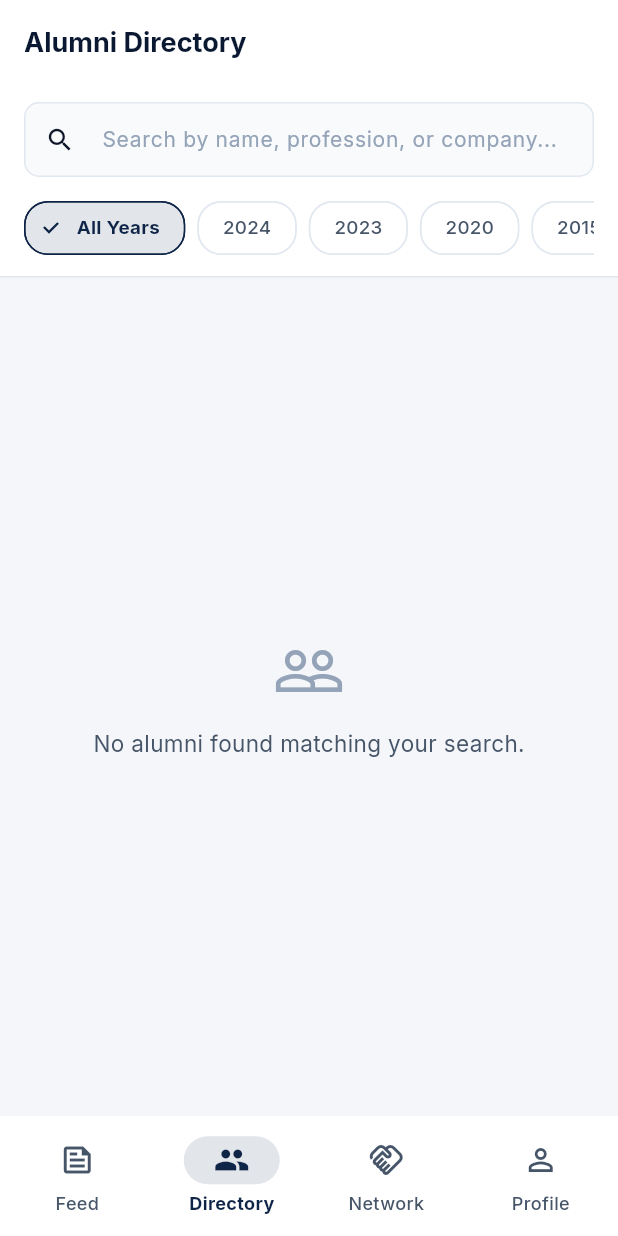
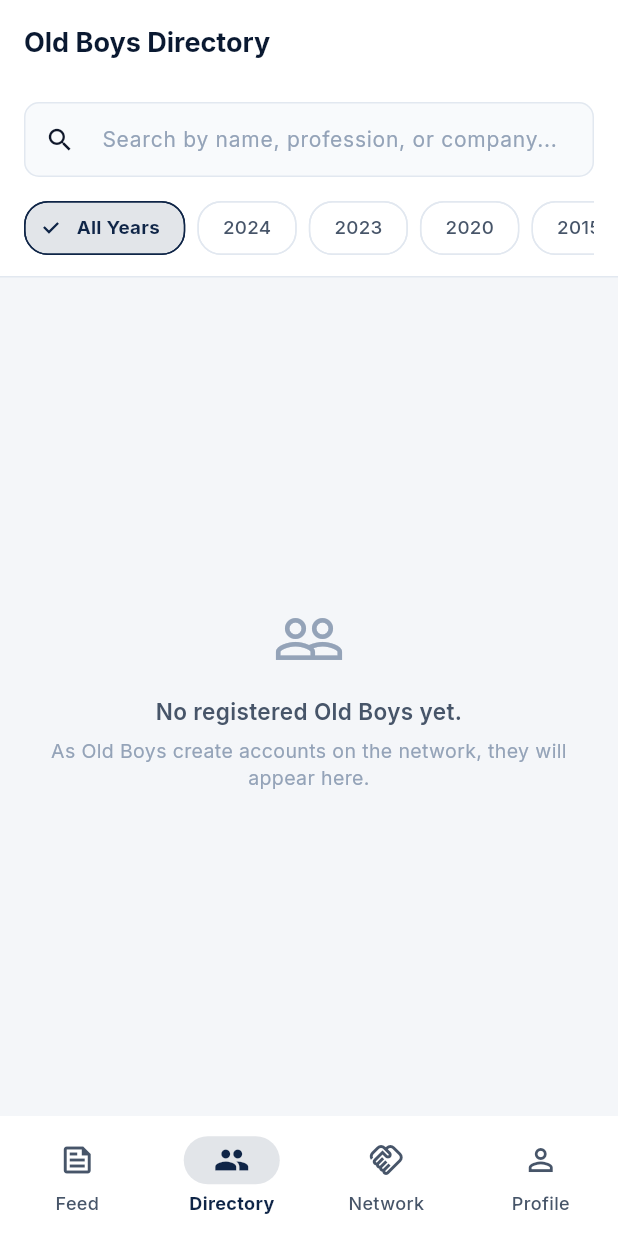
Before and after one commit to WaitakiOldBoysNetwork/WaitakiOldBoysNetworkFrontend, a Flutter app: the screen it shows once a user with an empty profile is signed in, item 2 of the bottom bar chosen, on a phone screen of 412 x 824 dp. Run offline on Flutter 3.47's test engine with Material 3 defaults, Android fonts, the phone set to English and light mode, and no system bars; our stand-ins replace cached_network_image, google_fonts, image_picker, shared_preferences, supabase_flutter; accounts and stored records are empty; network calls fail.

Commit message:
feat: implement core UI screens, services, and Supabase auth setup for frontend

```diff
--- a/lib/main.dart
+++ b/lib/main.dart
@@ -9,11 +9,11 @@ void main() async {
   // Initialize Supabase if configured via env, file, or preferences
   await SupabaseService.initialize();
 
-  runApp(const WaitakiAlumniApp());
+  runApp(const WaitakiOldBoysApp());
 }
 
-class WaitakiAlumniApp extends StatelessWidget {
-  const WaitakiAlumniApp({super.key});
+class WaitakiOldBoysApp extends StatelessWidget {
+  const WaitakiOldBoysApp({super.key});
 
   @override
   Widget build(BuildContext context) {
@@ -25,3 +25,6 @@ class WaitakiAlumniApp extends StatelessWidget {
     );
   }
 }
+
+/// Backward compatibility alias
+typedef WaitakiAlumniApp = WaitakiOldBoysApp;
--- a/lib/models/profile.dart
+++ b/lib/models/profile.dart
@@ -24,7 +24,7 @@ class Profile {
   String get fullName {
     final first = (firstName ?? '').trim();
     final last = (lastName ?? '').trim();
-    if (first.isEmpty && last.isEmpty) return 'Alumni Member';
+    if (first.isEmpty && last.isEmpty) return 'Old Boy';
     if (first.isEmpty) return last;
     if (last.isEmpty) return first;
     return '$first $last';
@@ -36,21 +36,52 @@ class Profile {
     String result = '';
     if (first.isNotEmpty) result += first[0].toUpperCase();
     if (last.isNotEmpty) result += last[0].toUpperCase();
-    if (result.isEmpty) return 'WB';
+    if (result.isEmpty) return 'OB';
     return result;
   }
 
   factory Profile.fromJson(Map<String, dynamic> json) {
+    String? fName = json['first_name']?.toString();
+    String? lName = json['last_name']?.toString();
+
+    // Fallback if imported record has combined 'Name'
+    if ((fName == null || fName.trim().isEmpty) &&
+        (lName == null || lName.trim().isEmpty) &&
+        json['Name'] != null) {
+      final nameStr = json['Name'].toString().trim();
+      final parts = nameStr.split(RegExp(r'\s+'));
+      if (parts.isNotEmpty) {
+        fName = parts.first;
+        if (parts.length > 1) {
+          lName = parts.sublist(1).join(' ');
+        }
+      }
+    }
+
+    final grad = json['grad_year'] != null
+        ? int.tryParse(json['grad_year'].toString())
+        : (json['Year left School'] != null
+            ? int.tryParse(json['Year left School'].toString())
+            : null);
+
+    final rawCity = json['city']?.toString();
+    final cityVal = (rawCity != null && rawCity.isNotEmpty)
+        ? rawCity
+        : json['Region']?.toString();
+
+    final rawHeadline = json['headline']?.toString();
+    final headlineVal = (rawHeadline != null && rawHeadline.isNotEmpty)
+        ? rawHeadline
+        : json['What are you up to']?.toString();
+
     return Profile(
       id: (json['id'] ?? json['user_id'] ?? '').toString(),
       userId: json['user_id']?.toString(),
-      firstName: json['first_name']?.toString(),
-      lastName: json['last_name']?.toString(),
-      headline: json['headline']?.toString(),
-      gradYear: json['grad_year'] != null
-          ? int.tryParse(json['grad_year'].toString())
-          : null,
-      city: json['city']?.toString(),
+      firstName: fName,
+      lastName: lName,
+      headline: headlineVal,
+      gradYear: grad,
+      city: cityVal,
       avatarUrl: json['avatar_url']?.toString(),
       createdAt: json['created_at'] != null
           ? DateTime.tryParse(json['created_at'].toString())
--- a/lib/screens/auth/auth_screen.dart
+++ b/lib/screens/auth/auth_screen.dart
@@ -168,7 +168,7 @@ class _AuthScreenState extends State<AuthScreen> {
                       ),
                       const SizedBox(height: 4),
                       Text(
-                        'Alumni Network • Cultores Mentium',
+                        'Old Boys Network • Cultores Mentium',
                         textAlign: TextAlign.center,
                         style: TextStyle(
                           fontSize: 13,
@@ -320,8 +320,9 @@ class _AuthScreenState extends State<AuthScreen> {
                           ),
                           validator: (v) {
                             if (!_isSignUp) return null;
-                            if (v == null || v.trim().isEmpty)
+                            if (v == null || v.trim().isEmpty) {
                               return 'Required';
+                            }
                             final parsed = int.tryParse(v);
                             if (parsed == null ||
                                 parsed < 1920 ||
@@ -343,8 +344,9 @@ class _AuthScreenState extends State<AuthScreen> {
                           prefixIcon: Icon(Icons.mail_outline, size: 20),
                         ),
                         validator: (v) {
-                          if (v == null || v.trim().isEmpty)
+                          if (v == null || v.trim().isEmpty) {
                             return 'Email is required';
+                          }
                           if (!v.contains('@') || !v.contains('.')) {
                             return 'Enter a valid email';
                           }
@@ -374,8 +376,9 @@ class _AuthScreenState extends State<AuthScreen> {
                           ),
                         ),
                         validator: (v) {
-                          if (v == null || v.isEmpty)
+                          if (v == null || v.isEmpty) {
                             return 'Password is required';
+                          }
                           if (_isSignUp && v.length < 6) {
                             return 'Password must be at least 6 characters';
                           }
@@ -423,7 +426,7 @@ class _AuthScreenState extends State<AuthScreen> {
                       Text(
                         _isSignUp
                             ? 'Your email will be auto-matched with pre-registered Waitaki Old Boys records.'
-                            : 'Exclusively for alumni and staff of Waitaki Boys\' High School.',
+                            : 'Exclusively for Old Boys and staff of Waitaki Boys\' High School.',
                         textAlign: TextAlign.center,
                         style: const TextStyle(
                           fontSize: 12,
--- a/lib/screens/directory/directory_screen.dart
+++ b/lib/screens/directory/directory_screen.dart
@@ -8,7 +8,7 @@ import '../../models/connection.dart';
 import '../../models/profile.dart';
 import '../../services/directory_service.dart';
 import '../../services/supabase_service.dart';
-import 'widgets/alumni_card.dart';
+import 'widgets/old_boy_card.dart';
 
 class DirectoryScreen extends StatefulWidget {
   const DirectoryScreen({super.key});
@@ -21,7 +21,7 @@ class _DirectoryScreenState extends State<DirectoryScreen> {
   final _directoryService = DirectoryService();
   final _searchController = TextEditingController();
 
-  List<Profile> _alumni = [];
+  List<Profile> _oldBoys = [];
   Map<String, Connection> _myConnections = {};
   final Set<String> _connectingIds = {};
 
@@ -58,7 +58,7 @@ class _DirectoryScreenState extends State<DirectoryScreen> {
 
     try {
       final results = await Future.wait([
-        _directoryService.searchAlumni(
+        _directoryService.searchOldBoys(
           query: _searchController.text.trim(),
           gradYear: _selectedGradYear,
         ),
@@ -67,7 +67,7 @@ class _DirectoryScreenState extends State<DirectoryScreen> {
 
       if (mounted) {
         setState(() {
-          _alumni = results[0] as List<Profile>;
+          _oldBoys = results[0] as List<Profile>;
           _myConnections = results[1] as Map<String, Connection>;
           _isLoading = false;
         });
@@ -116,7 +116,7 @@ class _DirectoryScreenState extends State<DirectoryScreen> {
       backgroundColor: AppColors.background,
       appBar: AppBar(
         title: const Text(
-          'Alumni Directory',
+          'Old Boys Directory',
           style: TextStyle(fontSize: 18, fontWeight: FontWeight.bold),
         ),
       ),
@@ -171,7 +171,7 @@ class _DirectoryScreenState extends State<DirectoryScreen> {
               ),
               const Divider(height: 1),
 
-              // Alumni List
+              // Old Boys List
               Expanded(
                 child: RefreshIndicator(
                   onRefresh: _loadDirectory,
@@ -205,32 +205,52 @@ class _DirectoryScreenState extends State<DirectoryScreen> {
                             ),
                           ),
                         )
-                      : _alumni.isEmpty
+                      : _oldBoys.isEmpty
                       ? Center(
+                          child: Padding(
+                            padding: const EdgeInsets.all(24),
                             child: Column(
                               mainAxisAlignment: MainAxisAlignment.center,
-                            children: const [
-                              Icon(
+                              children: [
+                                const Icon(
                                   Icons.people_outline,
                                   size: 48,
                                   color: AppColors.textMuted,
                                 ),
-                              SizedBox(height: 14),
+                                const SizedBox(height: 14),
                                 Text(
-                                'No alumni found matching your search.',
-                                style: TextStyle(
+                                  _searchController.text.isNotEmpty ||
+                                          _selectedGradYear != null
+                                      ? 'No Old Boys found matching your search.'
+                                      : 'No registered Old Boys yet.',
+                                  textAlign: TextAlign.center,
+                                  style: const TextStyle(
                                     color: AppColors.textSecondary,
                                     fontSize: 15,
+                                    fontWeight: FontWeight.w600,
+                                  ),
+                                ),
+                                if (_searchController.text.isEmpty &&
+                                    _selectedGradYear == null) ...[
+                                  const SizedBox(height: 6),
+                                  const Text(
+                                    'As Old Boys create accounts on the network, they will appear here.',
+                                    textAlign: TextAlign.center,
+                                    style: TextStyle(
+                                      color: AppColors.textMuted,
+                                      fontSize: 13,
                                     ),
                                   ),
                                 ],
+                              ],
+                            ),
                           ),
                         )
                       : ListView.builder(
                           padding: const EdgeInsets.all(16),
-                          itemCount: _alumni.length,
+                          itemCount: _oldBoys.length,
                           itemBuilder: (context, index) {
-                            final profile = _alumni[index];
+                            final profile = _oldBoys[index];
                             final profileKey = profile.userId ?? profile.id;
                             final isSelf =
                                 profileKey == currentUserId ||
@@ -241,7 +261,7 @@ class _DirectoryScreenState extends State<DirectoryScreen> {
                             final status =
                                 conn?.status ?? ConnectionStatus.none;
 
-                            return AlumniCard(
+                            return OldBoyCard(
                               profile: profile,
                               connectionStatus: status,
                               isSelf: isSelf,
--- a/lib/screens/feed/create_post_screen.dart
+++ b/lib/screens/feed/create_post_screen.dart
@@ -207,7 +207,7 @@ class _CreatePostScreenState extends State<CreatePostScreen> {
                                   ),
                                   const SizedBox(width: 4),
                                   Text(
-                                    'Shared to Waitaki Alumni Network',
+                                    'Shared to Waitaki Old Boys Network',
                                     style: TextStyle(
                                       fontSize: 12,
                                       color: AppColors.textMuted,
--- a/lib/screens/feed/feed_screen.dart
+++ b/lib/screens/feed/feed_screen.dart
@@ -108,7 +108,7 @@ class _FeedScreenState extends State<FeedScreen> {
                   ),
                 ),
                 Text(
-                  'Alumni Feed',
+                  'Old Boys Feed',
                   style: TextStyle(
                     fontSize: 11,
                     color: AppColors.textSecondary,
--- a/lib/screens/network/connections_screen.dart
+++ b/lib/screens/network/connections_screen.dart
@@ -336,7 +336,7 @@ class _ConnectionsScreenState extends State<ConnectionsScreen>
             ),
             SizedBox(height: 6),
             Text(
-              'Explore the Directory to connect with alumni!',
+              'Explore the Directory to connect with Old Boys!',
               style: TextStyle(fontSize: 13, color: AppColors.textMuted),
             ),
           ],
@@ -385,7 +385,7 @@ class _ConnectionsScreenState extends State<ConnectionsScreen>
                     crossAxisAlignment: CrossAxisAlignment.start,
                     children: [
                       Text(
-                        otherProfile?.fullName ?? 'Connected Alumni',
+                        otherProfile?.fullName ?? 'Connected Old Boy',
                         style: const TextStyle(
                           fontSize: 15,
                           fontWeight: FontWeight.w700,
--- a/lib/screens/profile/profile_screen.dart
+++ b/lib/screens/profile/profile_screen.dart
@@ -297,7 +297,7 @@ class _ProfileScreenState extends State<ProfileScreen> {
                                   Row(
                                     children: [
                                       Text(
-                                        profile?.fullName ?? 'Alumni Member',
+                                        profile?.fullName ?? 'Old Boy',
                                         style: const TextStyle(
                                           fontSize: 22,
                                           fontWeight: FontWeight.w800,
--- a/lib/screens/setup/setup_screen.dart
+++ b/lib/screens/setup/setup_screen.dart
@@ -114,7 +114,7 @@ class _SetupScreenState extends State<SetupScreen> {
                     ),
                     const SizedBox(height: 8),
                     const Text(
-                      'Paste your Supabase project credentials below to connect the alumni network frontend to your database.',
+                      'Paste your Supabase project credentials below to connect the Old Boys network frontend to your database.',
                       textAlign: TextAlign.center,
                       style: TextStyle(
                         fontSize: 14,
```
Also changed, not shown: lib/screens/auth/auth_gate.dart (+28 -0 lines), lib/screens/directory/widgets/old_boy_card.dart (added, +251 -0 lines), lib/services/auth_service.dart (+75 -4 lines), lib/services/directory_service.dart (+23 -4 lines), lib/services/feed_service.dart (+25 -3 lines), 5 other files. Lines whose indentation alone changed are shown as unchanged.
